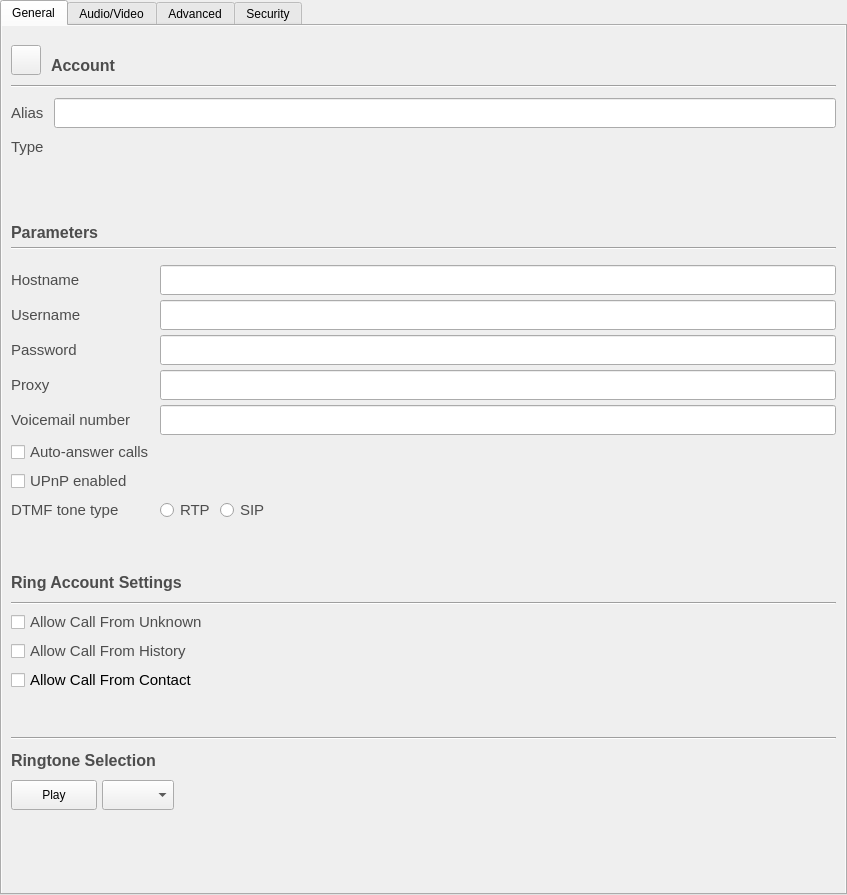
Before: the Qt Designer form accountdetails.ui in savoirfairelinux/jami-client-windows, drawn with Qt 5.
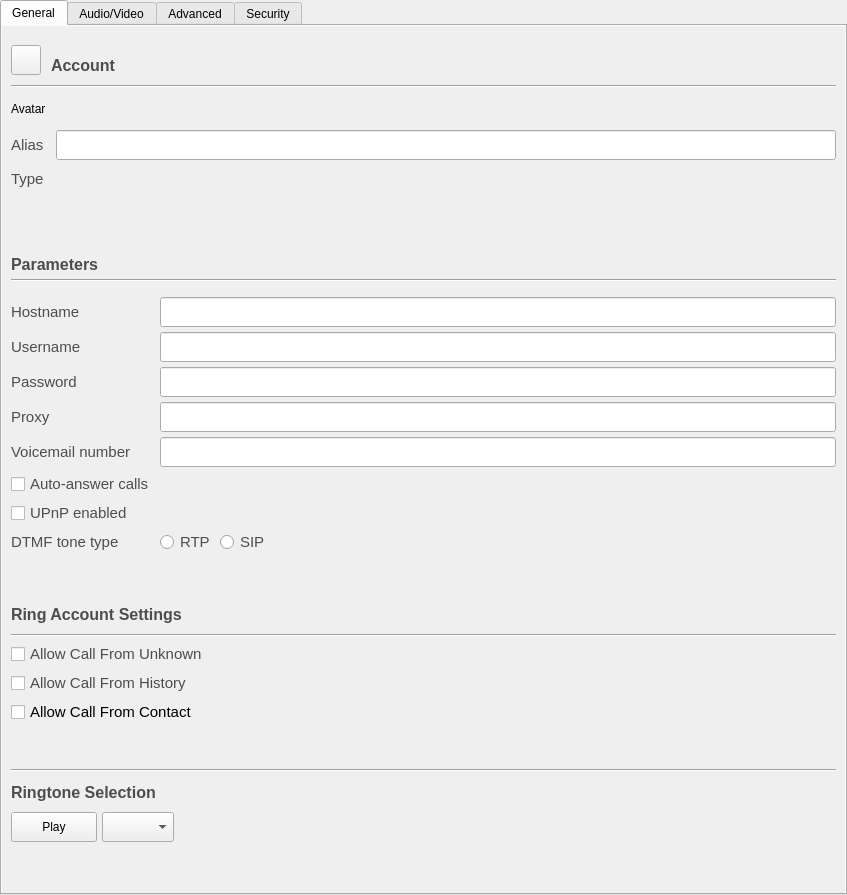
After: the same form once the commit is applied. Icons and pictures are not drawn. Custom widgets are drawn as their Qt base class.

Commit message:
Allow user to take or choose a photo as their avatar
Tuleap: #531

```diff
--- a/accountdetails.ui
+++ b/accountdetails.ui
@@ -91,8 +91,8 @@
            <rect>
             <x>0</x>
             <y>0</y>
-            <width>843</width>
-            <height>859</height>
+            <width>830</width>
+            <height>934</height>
            </rect>
           </property>
           <layout class="QVBoxLayout" name="verticalLayout_12">
@@ -190,7 +190,7 @@
                <property name="verticalSpacing">
                 <number>10</number>
                </property>
-               <item row="0" column="0">
+               <item row="2" column="0">
                 <widget class="QLabel" name="aliasLabel">
                  <property name="font">
                   <font>
@@ -208,7 +208,7 @@
                  </property>
                 </widget>
                </item>
-               <item row="0" column="1">
+               <item row="2" column="1">
                 <widget class="QLineEdit" name="lrcfg_alias">
                  <property name="sizePolicy">
                   <sizepolicy hsizetype="MinimumExpanding" vsizetype="Fixed">
@@ -224,7 +224,7 @@
                  </property>
                 </widget>
                </item>
-               <item row="1" column="0">
+               <item row="3" column="0">
                 <widget class="QLabel" name="typeLabel">
                  <property name="font">
                   <font>
@@ -239,7 +239,7 @@
                  </property>
                 </widget>
                </item>
-               <item row="1" column="1">
+               <item row="3" column="1">
                 <widget class="QLabel" name="typeValueLabel">
                  <property name="sizePolicy">
                   <sizepolicy hsizetype="MinimumExpanding" vsizetype="Preferred">
@@ -252,6 +252,39 @@
                  </property>
                 </widget>
                </item>
+               <item row="0" column="0">
+                <widget class="QLabel" name="label_18">
+                 <property name="text">
+                  <string>Avatar</string>
+                 </property>
+                </widget>
+               </item>
+               <item row="0" column="1">
+                <widget class="QPushButton" name="avatarButton">
+                 <property name="text">
+                  <string/>
+                 </property>
+                 <property name="icon">
+                  <iconset resource="ressources.qrc">
+                   <normaloff>:/images/user/btn-default-userpic.svg</normaloff>:/images/user/btn-default-userpic.svg</iconset>
+                 </property>
+                 <property name="iconSize">
+                  <size>
+                   <width>75</width>
+                   <height>75</height>
+                  </size>
+                 </property>
+                 <property name="autoDefault">
+                  <bool>false</bool>
+                 </property>
+                 <property name="default">
+                  <bool>false</bool>
+                 </property>
+                 <property name="flat">
+                  <bool>true</bool>
+                 </property>
+                </widget>
+               </item>
               </layout>
              </item>
             </layout>
```
The commit also changes 20 other files.
